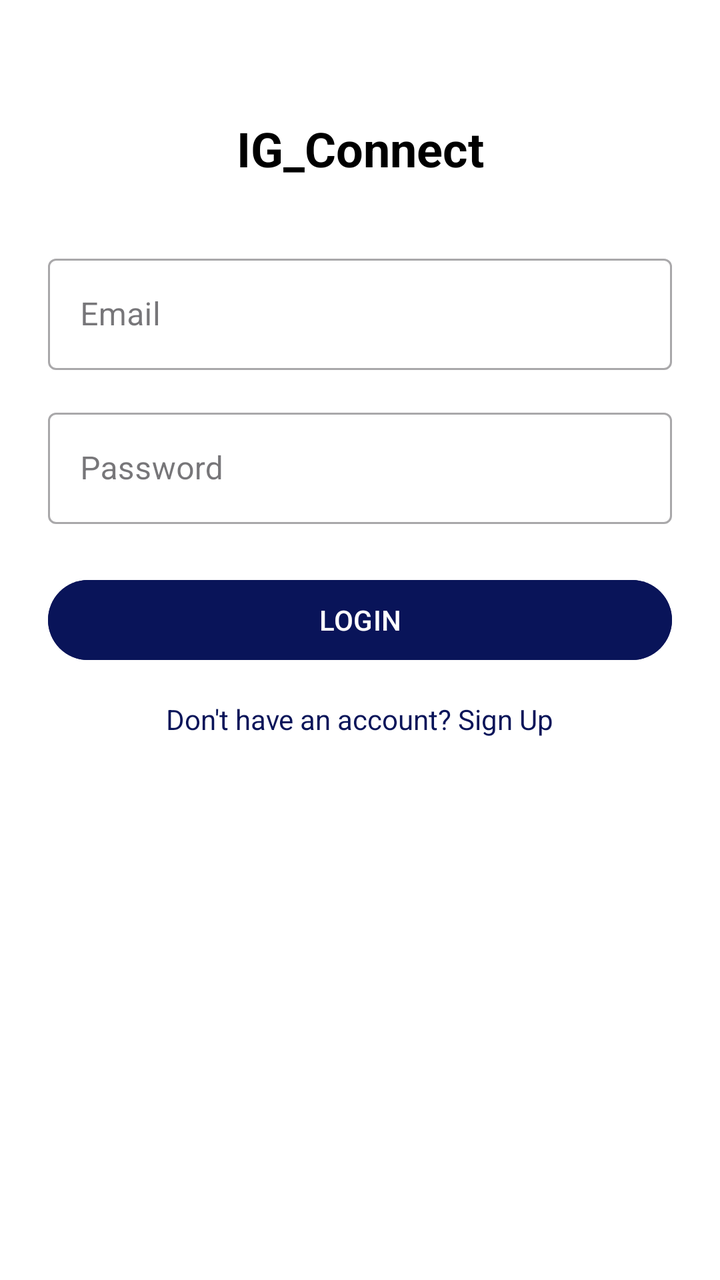
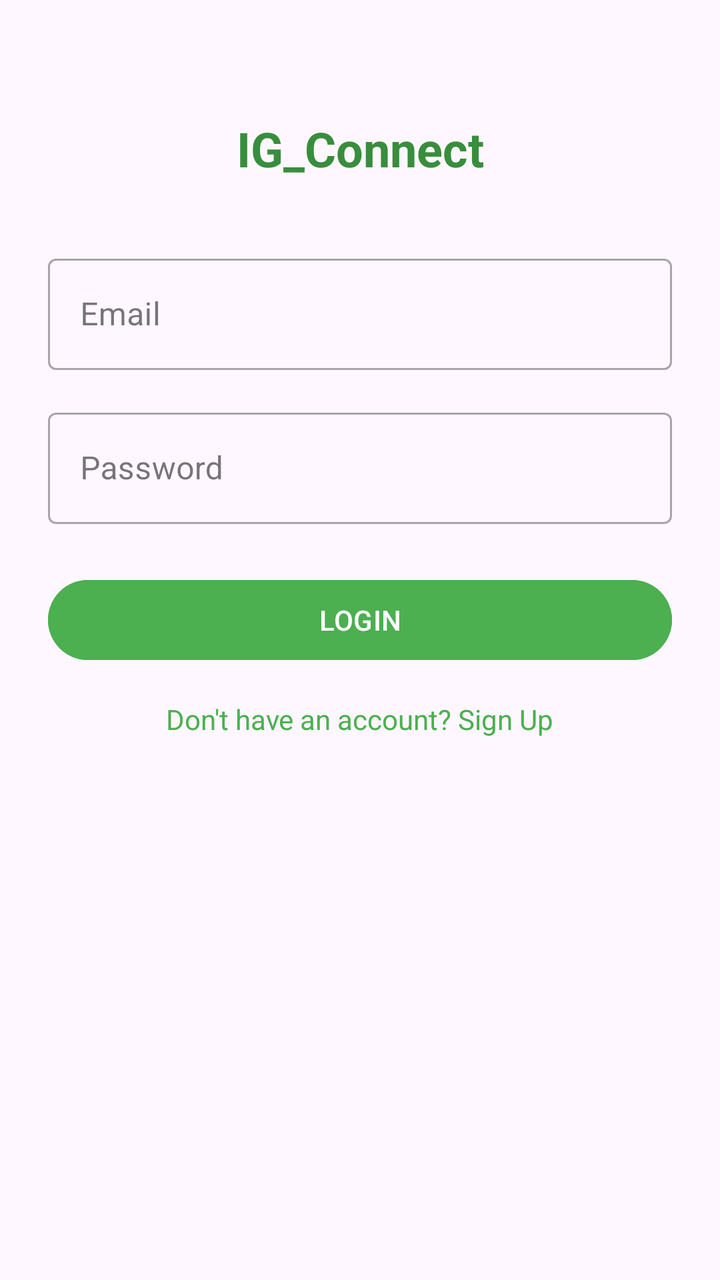

The first picture is an Android layout as it rendered before a commit; the second is the same layout after the commit. The layout source and the unified diff follow.
<!-- AndroidManifest.xml: application theme Theme.IG_Connect -->
<!-- res/layout/activity_main.xml -->
<?xml version="1.0" encoding="utf-8"?>
<androidx.constraintlayout.widget.ConstraintLayout
    xmlns:android="http://schemas.android.com/apk/res/android"
    xmlns:app="http://schemas.android.com/apk/res-auto"
    xmlns:tools="http://schemas.android.com/tools"
    android:id="@+id/main"
    android:layout_width="match_parent"
    android:layout_height="match_parent"
    android:background="#FFFFFF"
    android:padding="24dp"
    tools:context=".MainActivity">

    
    <TextView
        android:id="@+id/titleText"
        android:layout_width="wrap_content"
        android:layout_height="wrap_content"
        android:text="@string/app_name"
        android:textSize="24sp"
        android:textColor="@color/black"
        android:textStyle="bold"
        app:layout_constraintEnd_toEndOf="parent"
        app:layout_constraintStart_toStartOf="parent"
        app:layout_constraintTop_toTopOf="parent"
        app:layout_constraintBottom_toTopOf="@id/emailLayout"/>

    
    <com.google.android.material.textfield.TextInputLayout
        android:id="@+id/emailLayout"
        android:layout_width="match_parent"
        android:layout_height="wrap_content"
        app:layout_constraintTop_toTopOf="parent"
        app:layout_constraintStart_toStartOf="parent"
        app:layout_constraintEnd_toEndOf="parent"
        app:layout_constraintVertical_chainStyle="packed"
        style="@style/Widget.MaterialComponents.TextInputLayout.OutlinedBox"
        android:layout_marginTop="100dp">

        <com.google.android.material.textfield.TextInputEditText
            android:id="@+id/emailInput"
            android:layout_width="match_parent"
            android:layout_height="wrap_content"
            android:hint="@string/email"
            android:inputType="textEmailAddress"/>
    </com.google.android.material.textfield.TextInputLayout>

    
    <com.google.android.material.textfield.TextInputLayout
        android:id="@+id/passwordLayout"
        android:layout_width="match_parent"
        android:layout_height="wrap_content"
        app:layout_constraintTop_toBottomOf="@id/emailLayout"
        app:layout_constraintStart_toStartOf="parent"
        app:layout_constraintEnd_toEndOf="parent"
        style="@style/Widget.MaterialComponents.TextInputLayout.OutlinedBox"
        android:layout_marginTop="16dp">

        <com.google.android.material.textfield.TextInputEditText
            android:id="@+id/passwordInput"
            android:layout_width="match_parent"
            android:layout_height="wrap_content"
            android:hint="@string/password"
            android:inputType="textPassword"/>
    </com.google.android.material.textfield.TextInputLayout>

    
    <Button
        android:id="@+id/loginButton"
        android:layout_width="match_parent"
        android:layout_height="wrap_content"
        android:text="@string/login"
        android:backgroundTint="@color/darkBlue"
        android:textColor="@color/white"
        app:layout_constraintTop_toBottomOf="@id/passwordLayout"
        app:layout_constraintStart_toStartOf="parent"
        app:layout_constraintEnd_toEndOf="parent"
        android:layout_marginTop="24dp"/>

    
    <TextView
        android:id="@+id/signupLink"
        android:layout_width="wrap_content"
        android:layout_height="wrap_content"
        android:text="@string/sign_up_prompt"
        android:textColor="@color/darkBlue"
        app:layout_constraintTop_toBottomOf="@id/loginButton"
        app:layout_constraintStart_toStartOf="parent"
        app:layout_constraintEnd_toEndOf="parent"
        android:layout_marginTop="16dp"
        android:clickable="true"
        android:focusable="true"/>



</androidx.constraintlayout.widget.ConstraintLayout>
<!-- resources referenced by this layout -->
<resources>
  <color name="black">#000000</color>
  <color name="darkBlue">#091459</color>
  <color name="white">#FFFFFF</color>
  <string name="app_name">IG_Connect</string>
  <string name="email">Email</string>
  <string name="login">LOGIN</string>
  <string name="password">Password</string>
  <string name="sign_up_prompt">Don\'t have an account? Sign Up</string>
  <style name="Theme.IG_Connect" parent="Base.Theme.IG_Connect" />
  <style name="Base.Theme.IG_Connect" parent="Theme.Material3.Light.NoActionBar">
          <item name="colorPrimary">@color/blue</item>
          <item name="colorPrimaryVariant">@color/blue</item>
          <item name="android:statusBarColor">@color/blue</item>
      </style>
  <color name="blue">#85DAFF</color>
</resources>

<!-- the commit's change to res/layout/activity_main.xml (unified diff, before → after) -->
@@ -6,7 +6,6 @@
     android:id="@+id/main"
     android:layout_width="match_parent"
     android:layout_height="match_parent"
-    android:background="#FFFFFF"
     android:padding="24dp"
     tools:context=".MainActivity">
 
@@ -17,7 +16,7 @@
         android:layout_height="wrap_content"
         android:text="@string/app_name"
         android:textSize="24sp"
-        android:textColor="@color/black"
+        android:textColor="@color/green_700"
         android:textStyle="bold"
         app:layout_constraintEnd_toEndOf="parent"
         app:layout_constraintStart_toStartOf="parent"
@@ -41,7 +40,9 @@
             android:layout_width="match_parent"
             android:layout_height="wrap_content"
             android:hint="@string/email"
-            android:inputType="textEmailAddress"/>
+            android:inputType="textEmailAddress"
+            android:textColor="@color/green_700"
+            app:hintTextColor="@color/green_400"/>
     </com.google.android.material.textfield.TextInputLayout>
 
     
@@ -60,7 +61,9 @@
             android:layout_width="match_parent"
             android:layout_height="wrap_content"
             android:hint="@string/password"
-            android:inputType="textPassword"/>
+            android:inputType="textPassword"
+            android:textColor="@color/green_700"
+            app:hintTextColor="@color/green_400"/>
     </com.google.android.material.textfield.TextInputLayout>
 
     
@@ -69,7 +72,7 @@
         android:layout_width="match_parent"
         android:layout_height="wrap_content"
         android:text="@string/login"
-        android:backgroundTint="@color/darkBlue"
+        android:backgroundTint="@color/green_500"
         android:textColor="@color/white"
         app:layout_constraintTop_toBottomOf="@id/passwordLayout"
         app:layout_constraintStart_toStartOf="parent"
@@ -82,7 +85,7 @@
         android:layout_width="wrap_content"
         android:layout_height="wrap_content"
         android:text="@string/sign_up_prompt"
-        android:textColor="@color/darkBlue"
+        android:textColor="@color/green_500"
         app:layout_constraintTop_toBottomOf="@id/loginButton"
         app:layout_constraintStart_toStartOf="parent"
         app:layout_constraintEnd_toEndOf="parent"
@@ -90,6 +93,4 @@
         android:clickable="true"
         android:focusable="true"/>
 
-
-
 </androidx.constraintlayout.widget.ConstraintLayout>
<!-- resource entries referenced after the edit -->
@@ -1,7 +1,8 @@
 <!-- resources referenced by this layout -->
 <resources>
-  <color name="black">#000000</color>
-  <color name="darkBlue">#091459</color>
+  <color name="green_400">#66BB6A</color>
+  <color name="green_500">#4CAF50</color>
+  <color name="green_700">#388E3C</color>
   <color name="white">#FFFFFF</color>
   <string name="app_name">IG_Connect</string>
   <string name="email">Email</string>
